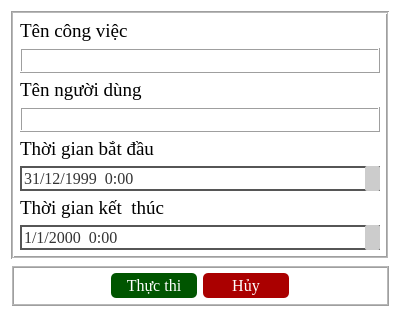
The window that ui/add_deadline.ui (DTNS2905/App_quan_ly_python_qt_) describes before a commit, drawn with Qt 5.
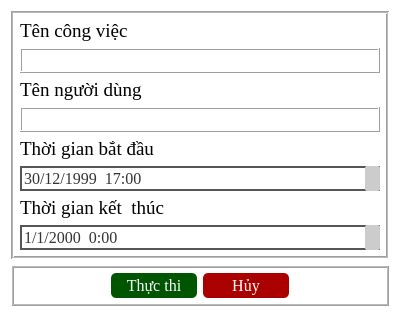
The same window after the commit.

What changed in the file:
```diff
--- a/ui/add_deadline.ui
+++ b/ui/add_deadline.ui
@@ -7,7 +7,7 @@
     <x>0</x>
     <y>0</y>
     <width>400</width>
-    <height>306</height>
+    <height>312</height>
    </rect>
   </property>
   <property name="windowTitle">
@@ -689,12 +689,12 @@
          <date>
           <year>1999</year>
           <month>12</month>
-          <day>31</day>
+          <day>30</day>
          </date>
         </property>
         <property name="time">
          <time>
-          <hour>0</hour>
+          <hour>17</hour>
           <minute>0</minute>
           <second>0</second>
          </time>
```
Left out of the diff: 2 changed lines with no effect on the pictures.
